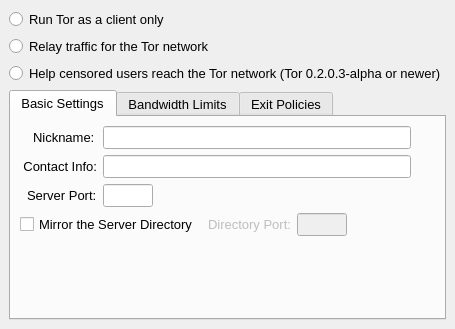
Above: src/gui/config/serverpage.ui from a-ilin/vidalia before the change. Below: the same form after it.
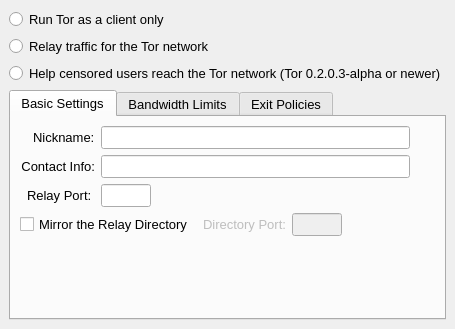
That is the form after the change. Icons and pictures are not drawn.

Commit message:
r2175@lysithea:  edmanm | 2007-10-21 04:15:43 -0400  New Thing: instead of flip-flopping seemingly at random between "server",  "relay", and "router", we'll just always say "relay" in user-visible strings.  There are still many places in the code where we flip-flop.
svn:r2057

What changed in the file:
```diff
--- a/src/gui/config/serverpage.ui
+++ b/src/gui/config/serverpage.ui
@@ -133,7 +133,7 @@
              <enum>Qt::NoContextMenu</enum>
             </property>
             <property name="text" >
-             <string>Server Port:</string>
+             <string>Relay Port:</string>
             </property>
             <property name="alignment" >
              <set>Qt::AlignLeading|Qt::AlignLeft|Qt::AlignVCenter</set>
@@ -290,7 +290,7 @@
              <string>Enable to mirror the server directory</string>
             </property>
             <property name="text" >
-             <string>Mirror the Server Directory </string>
+             <string>Mirror the Relay Directory </string>
             </property>
            </widget>
           </item>
```
Left out of the diff: 7 changed lines with no effect on the pictures. The commit also changes 10 other files.
